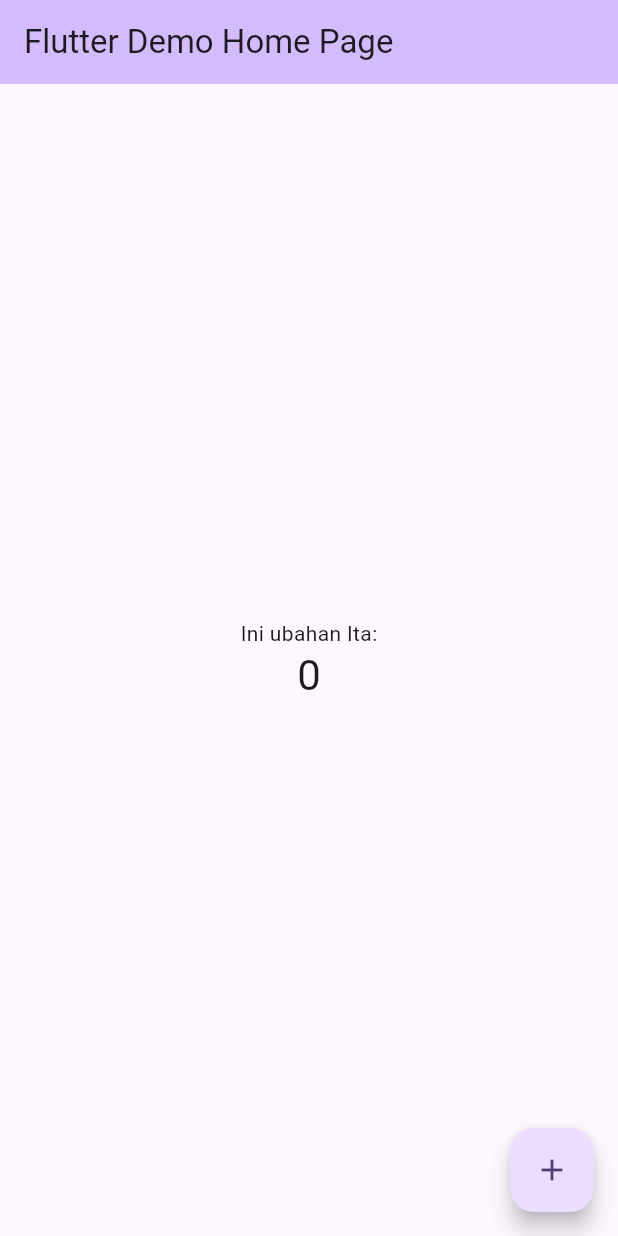
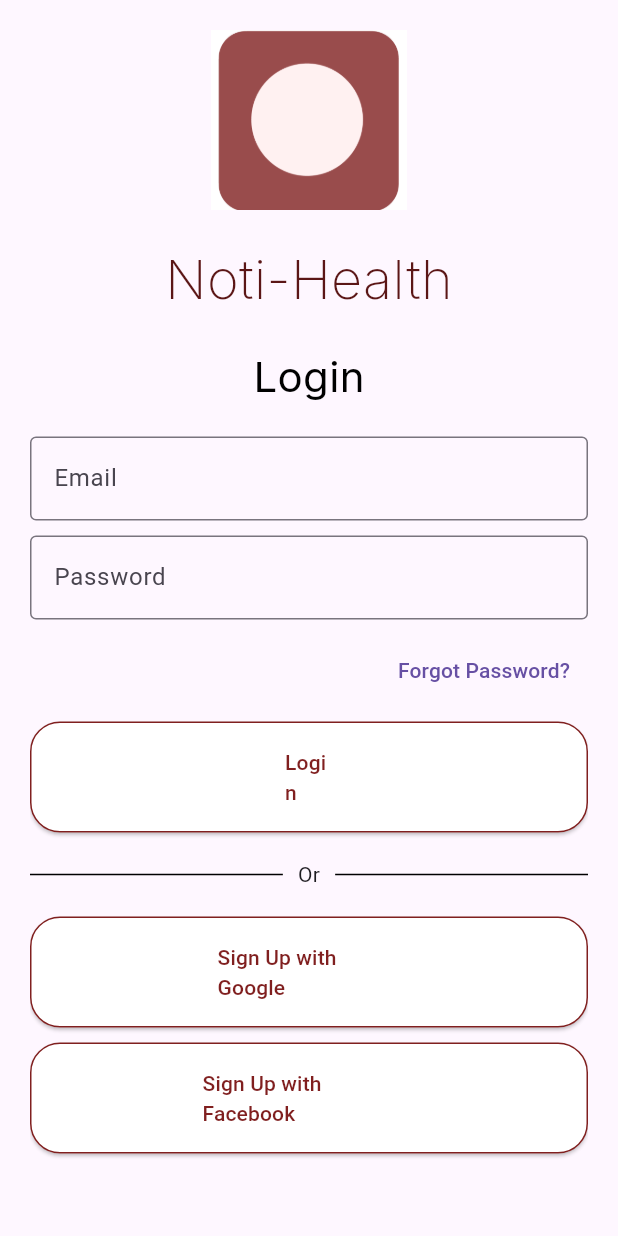
Before and after one commit to slurpiena/flutter_app_notihealth, a Flutter app: the screen it shows after launch, on a phone screen of 412 x 824 dp. Run offline on Flutter 3.47's test engine with Material 3 defaults, Android fonts, the phone set to English and light mode, and no system bars; our stand-ins replace flutter_svg, google_fonts.

Commit message:
splash and login

```diff
--- /dev/null
+++ b/lib/Splash/splashpage.dart
@@ -0,0 +1,66 @@
+import 'dart:ui';
+
+import 'package:flutter/material.dart';
+import 'package:flutter/rendering.dart';
+import 'package:flutter/services.dart';
+import 'package:flutter/widgets.dart';
+import 'package:flutter_application_notihealth/autentifikasi/loginpage.dart';
+import 'package:flutter_svg/flutter_svg.dart';
+import 'package:google_fonts/google_fonts.dart';
+
+class Splashpage extends StatefulWidget {
+  const Splashpage({ super.key });
+
+  @override
+  State<Splashpage> createState() => _SplashpageState();
+}
+
+class _SplashpageState extends State<Splashpage> {
+  @override
+  Widget build(BuildContext context) {
+    Future.delayed(Duration(seconds: 3)).then((value) {
+      Navigator.of(context).pushAndRemoveUntil(
+        MaterialPageRoute(
+          builder: (context) => Loginpage(),
+       ),
+      (Route) => false);
+  });
+
+
+    return Scaffold(
+    body: Stack(children: [
+      SvgPicture.asset('assets/svgs/background.svg'),
+
+        SafeArea(
+      child: Column(
+        children: [
+        const SizedBox(
+                  height: 185,
+        ),
+         RichText(text: TextSpan(text: "Hello User!",style: GoogleFonts.poppins(fontSize: 40, color: Color(0xFF6B3030), fontWeight: FontWeight.w600),
+                  ),
+         ),
+          const SizedBox(
+          height: 200,
+        ),
+
+
+         RichText(text: TextSpan(text: "Let's get \nstarted",style: GoogleFonts.poppins(fontSize: 40, color: Color(0xFF6B3030), fontWeight: FontWeight.w600),
+         ),
+         ),
+          Positioned(
+            top: 535, // Atur jarak dari atas
+            right: 20.0,
+            child: SvgPicture.asset(
+              'assets/svgs/panah.svg',
+              height: 65,
+            ),
+          ),
+        ],
+      ),
+        ),
+        ],
+    ),
+    );
+}
+}
--- /dev/null
+++ b/lib/autentifikasi/loginpage.dart
@@ -0,0 +1,149 @@
+import 'package:flutter/material.dart';
+import 'package:google_fonts/google_fonts.dart';
+
+class Loginpage extends StatefulWidget {
+  const Loginpage({ super.key });
+
+  @override
+  State<Loginpage> createState() => _LoginpageState();
+}
+
+class _LoginpageState extends State<Loginpage> {
+  @override
+  Widget build(BuildContext context) {
+   return MaterialApp(
+      home: LoginPage(),
+      debugShowCheckedModeBanner: false,
+    );
+  }
+}
+
+class LoginPage extends StatelessWidget {
+  @override
+  Widget build(BuildContext context) {
+    return Scaffold(
+      body: Padding(
+        padding: const EdgeInsets.all(20.0),
+        child: Center(
+          child: SingleChildScrollView(
+            child: Column(
+              mainAxisAlignment: MainAxisAlignment.center,
+              children: <Widget>[
+               Image.asset(
+          'assets/images/logo.png',height: 120,
+                ),
+                const SizedBox(height: 20),
+                Text(
+                  'Noti-Health',
+                 style: GoogleFonts.inter(fontSize: 36 , color: Color(0xFF5B1616),fontWeight: FontWeight.w200,
+                  ),
+                ),
+                const SizedBox(height: 20),
+                Text(
+                  'Login',
+                  style: GoogleFonts.inter(fontSize: 28, fontWeight: FontWeight.normal, color: Colors.black,
+                  ),
+                ),
+                const SizedBox(height: 20),
+                const TextField(
+                  decoration: InputDecoration(
+                    border: OutlineInputBorder(),
+                    labelText: 'Email',
+                  ),
+                ),
+                const SizedBox(height: 10),
+                const TextField(
+                  decoration: InputDecoration(
+                    border: OutlineInputBorder(),
+                    labelText: 'Password',
+                  ),
+                  obscureText: true,
+                ),
+                const SizedBox(height: 10),
+                Align(
+                  alignment: Alignment.centerRight,
+                  child: TextButton(
+                    onPressed: () {},
+                    child: const Text('Forgot Password?'),
+                  ),
+                ),
+                SizedBox(height: 10),
+                ElevatedButton(
+                  onPressed: () {},
+                  style: ElevatedButton.styleFrom(
+                    backgroundColor: Colors.white,
+                    foregroundColor: Color(0xFF801F1F),
+                    side: BorderSide(color: Color(0xFF801F1F)),
+                    shape: RoundedRectangleBorder(
+                      borderRadius: BorderRadius.circular(20),
+                    ),
+                    padding: EdgeInsets.symmetric(horizontal: 170, vertical: 17),
+                  ),
+                  child: Text('Login'),
+                ),
+                SizedBox(height: 10),
+                const Row(
+                  children: <Widget>[
+                    Expanded(
+                      child: Divider(
+                        color: Colors.black,
+                        height: 36,
+                      ),
+                    ),
+                    Padding(
+                      padding: EdgeInsets.symmetric(horizontal: 10),
+                      child: Text("Or"),
+                    ),
+                    Expanded(
+                      child: Divider(
+                        color: Colors.black,
+                        height: 36,
+                      ),
+                    ),
+                  ],
+                ),
+                SizedBox(height: 10),
+                ElevatedButton(
+                  onPressed: () {},
+                  style: ElevatedButton.styleFrom(
+                    backgroundColor: Colors.white,
+                    side: BorderSide(color: Color(0xFF801F1F)),
+                    shape: RoundedRectangleBorder(
+                      borderRadius: BorderRadius.circular(20),
+                    ),
+                    padding: EdgeInsets.symmetric(horizontal: 125, vertical: 17),
+                  ),
+                  child: const Text(
+                    'Sign Up with Google',
+                    style: TextStyle(color: Color(0xFF801F1F)),
+                  ),
+                ),
+                SizedBox(height: 10),
+                ElevatedButton(
+                  onPressed: () {},
+                  style: ElevatedButton.styleFrom(
+                    backgroundColor: Colors.white,
+                    side: BorderSide(color: Color(0xFF801F1F)),
+                    shape: RoundedRectangleBorder(
+                      borderRadius: BorderRadius.circular(20),
+                    ),
+                    padding: EdgeInsets.symmetric(horizontal: 115, vertical: 17),
+                  ),
+                  child: const Text(
+                    'Sign Up with Facebook',
+                    style: TextStyle(color: Color(0xFF801F1F)),
+                  ),
+                ),
+                SizedBox(height: 20),
+                TextButton(
+                  onPressed: () {},
+                  child: Text("Don't have an account? Sign up"),
+                ),
+              ],
+            ),
+          ),
+        ),
+      ),
+    );
+  }
+}
--- a/lib/main.dart
+++ b/lib/main.dart
@@ -1,4 +1,5 @@
 import 'package:flutter/material.dart';
+import 'package:flutter_application_notihealth/Splash/splashpage.dart';
 
 void main() {
   runApp(const MyApp());
@@ -13,113 +14,12 @@ class MyApp extends StatelessWidget {
     return MaterialApp(
       title: 'Flutter Demo',
       theme: ThemeData(
-        // This is the theme of your application.
-        //
-        // TRY THIS: Try running your application with "flutter run". You'll see
-        // the application has a purple toolbar. Then, without quitting the app,
-        // try changing the seedColor in the colorScheme below to Colors.green
-        // and then invoke "hot reload" (save your changes or press the "hot
-        // reload" button in a Flutter-supported IDE, or press "r" if you used
-        // the command line to start the app).
-        //
-        // Notice that the counter didn't reset back to zero; the application
-        // state is not lost during the reload. To reset the state, use hot
-        // restart instead.
-        //
-        // This works for code too, not just values: Most code changes can be
-        // tested with just a hot reload.
+
         colorScheme: ColorScheme.fromSeed(seedColor: Colors.deepPurple),
         useMaterial3: true,
       ),
-      home: const MyHomePage(title: 'Flutter Demo Home Page'),
+    debugShowCheckedModeBanner: false,
+      home: const Splashpage(),
     );
   }
 }
-
-class MyHomePage extends StatefulWidget {
-  const MyHomePage({super.key, required this.title});
-
-  // This widget is the home page of your application. It is stateful, meaning
-  // that it has a State object (defined below) that contains fields that affect
-  // how it looks.
-
-  // This class is the configuration for the state. It holds the values (in this
-  // case the title) provided by the parent (in this case the App widget) and
-  // used by the build method of the State. Fields in a Widget subclass are
-  // always marked "final".
-
-  final String title;
-
-  @override
-  State<MyHomePage> createState() => _MyHomePageState();
-}
-
-class _MyHomePageState extends State<MyHomePage> {
-  int _counter = 0;
-
-  void _incrementCounter() {
-    setState(() {
-      // This call to setState tells the Flutter framework that something has
-      // changed in this State, which causes it to rerun the build method below
-      // so that the display can reflect the updated values. If we changed
-      // _counter without calling setState(), then the build method would not be
-      // called again, and so nothing would appear to happen.
-      _counter++;
-    });
-  }
-
-  @override
-  Widget build(BuildContext context) {
-    // This method is rerun every time setState is called, for instance as done
-    // by the _incrementCounter method above.
-    //
-    // The Flutter framework has been optimized to make rerunning build methods
-    // fast, so that you can just rebuild anything that needs updating rather
-    // than having to individually change instances of widgets.
-    return Scaffold(
-      appBar: AppBar(
-        // TRY THIS: Try changing the color here to a specific color (to
-        // Colors.amber, perhaps?) and trigger a hot reload to see the AppBar
-        // change color while the other colors stay the same.
-        backgroundColor: Theme.of(context).colorScheme.inversePrimary,
-        // Here we take the value from the MyHomePage object that was created by
-        // the App.build method, and use it to set our appbar title.
-        title: Text(widget.title),
-      ),
-      body: Center(
-        // Center is a layout widget. It takes a single child and positions it
-        // in the middle of the parent.
-        child: Column(
-          // Column is also a layout widget. It takes a list of children and
-          // arranges them vertically. By default, it sizes itself to fit its
-          // children horizontally, and tries to be as tall as its parent.
-          //
-          // Column has various properties to control how it sizes itself and
-          // how it positions its children. Here we use mainAxisAlignment to
-          // center the children vertically; the main axis here is the vertical
-          // axis because Columns are vertical (the cross axis would be
-          // horizontal).
-          //
-          // TRY THIS: Invoke "debug painting" (choose the "Toggle Debug Paint"
-          // action in the IDE, or press "p" in the console), to see the
-          // wireframe for each widget.
-          mainAxisAlignment: MainAxisAlignment.center,
-          children: <Widget>[
-            const Text(
-              'Ini ubahan Ita:',
-            ),
-            Text(
-              '$_counter',
-              style: Theme.of(context).textTheme.headlineMedium,
-            ),
-          ],
-        ),
-      ),
-      floatingActionButton: FloatingActionButton(
-        onPressed: _incrementCounter,
-        tooltip: 'Increment',
-        child: const Icon(Icons.add),
-      ), // This trailing comma makes auto-formatting nicer for build methods.
-    );
-  }
-}
```
Also changed, not shown: pubspec.yaml (+10 -0 lines), assets/images/logo.png (added), assets/svgs/background.svg (added), assets/svgs/logo.svg (added), assets/svgs/panah.svg (added), lib/autentifikasi/signup.dart (added), pubspec.lock, 1 other file.
